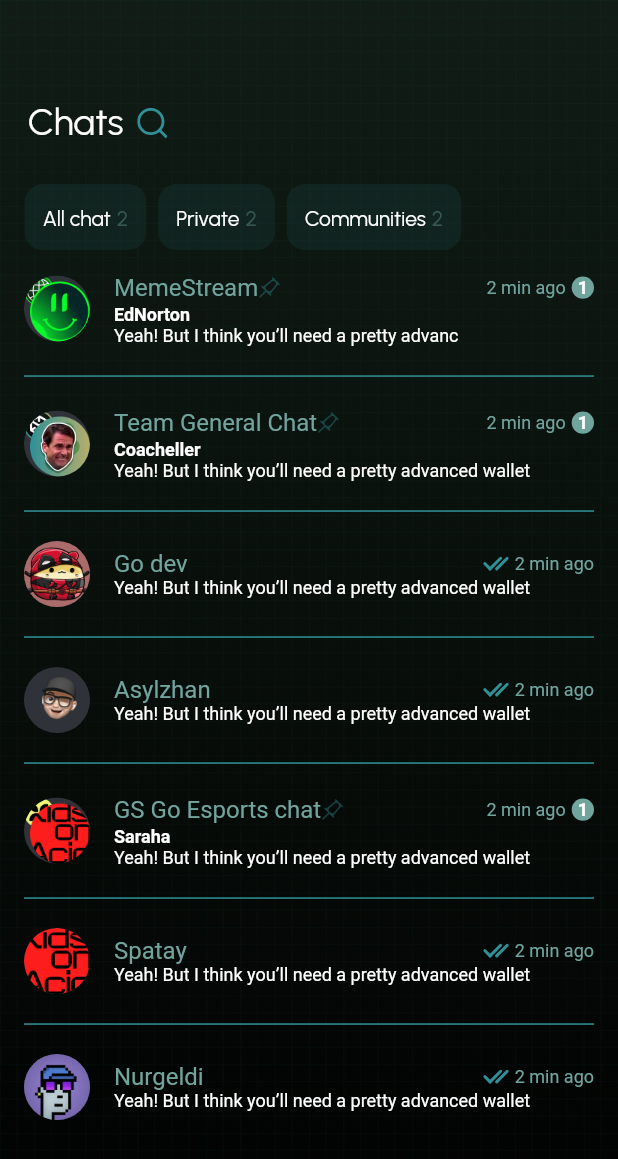
After one commit to Spatay2000/neonyx, a Flutter app: the ChatScreen screen opened directly, on a phone screen of 412 x 824 dp. The commit adds this screen. Shown: the top 1159 px of the screen. Run offline on Flutter 3.47's test engine with Material 2 defaults, Android fonts, the phone set to English and light mode, and no system bars; drawn by our look-alikes of flutter_slidable; our stand-ins replace bloc, carousel_slider, dots_indicator, equatable, flutter_bloc, flutter_native_splash and 8 more; missing offline and left inert: bip39, mobile_scanner; accounts and stored records are empty; project files that could hold a hidden picture were left out.

Commit message:
feat: chat list ui

```diff
--- /dev/null
+++ b/lib/domain/entity/chat_entity.dart
@@ -0,0 +1,22 @@
+// temp entity
+class ChatEntity {
+  final int? id;
+  final bool? isGroupChat;
+  final String? avatar;
+  final String? groupName;
+  final String? userName;
+  final String? lastMessage;
+  final String? lastMessageTime;
+  final bool? isPinned;
+
+  const ChatEntity({
+    this.id,
+    this.isGroupChat,
+    this.avatar,
+    this.groupName,
+    this.userName,
+    this.lastMessage,
+    this.lastMessageTime,
+    this.isPinned,
+  });
+}
--- /dev/null
+++ b/lib/domain/entity/group_chat_entity.dart
@@ -0,0 +1,13 @@
+import 'package:neonyx/domain/entity/user_entity.dart';
+
+class GroupChatEntity {
+  final int? id;
+  final String? name;
+  final List<UserEntity>? users;
+
+  const GroupChatEntity({
+    this.id,
+    this.name,
+    this.users,
+  });
+}
--- /dev/null
+++ b/lib/features/chat/chat_screen.dart
@@ -0,0 +1,126 @@
+import 'package:flutter/material.dart';
+import 'package:flutter_screenutil/flutter_screenutil.dart';
+import 'package:flutter_svg/flutter_svg.dart';
+import 'package:google_fonts/google_fonts.dart';
+import 'package:neonyx/features/chat/widgets/chat_list_widget.dart';
+import 'package:neonyx/features/common/neo_colors.dart';
+import 'package:neonyx/features/common/neo_scaffold.dart';
+
+class ChatScreen extends StatefulWidget {
+  const ChatScreen({super.key});
+
+  @override
+  State<ChatScreen> createState() => _ChatScreenState();
+}
+
+class _ChatScreenState extends State<ChatScreen> {
+  TabController? _tabController;
+  List<String> chatFolders = [
+    'All chat',
+    'Private',
+    'Communities',
+  ];
+  @override
+  Widget build(BuildContext context) {
+    return DefaultTabController(
+      length: chatFolders.length,
+      child: NeoScaffold(
+        body: Column(
+          children: [
+            Padding(
+              padding: const EdgeInsets.only(
+                      left: 18.0, right: 18, top: 65, bottom: 25)
+                  .r,
+              child: Row(
+                children: [
+                  Text(
+                    'Chats',
+                    style: GoogleFonts.urbanist(
+                      color: Colors.white,
+                      fontSize: 24.sp,
+                      fontWeight: FontWeight.w400,
+                    ),
+                  ),
+                  SizedBox(
+                    width: 8.w,
+                  ),
+                  SvgPicture.asset('assets/svg/search.svg')
+                ],
+              ),
+            ),
+            Padding(
+              padding: const EdgeInsets.only(left: 16.0, right: 16).r,
+              child: Align(
+                alignment: Alignment.centerLeft,
+                child: TabBar(
+                    isScrollable: true,
+                    onTap: (int index) {},
+                    controller: _tabController,
+                    indicatorColor: Colors.transparent,
+                    indicator: const UnderlineTabIndicator(
+                        borderSide: BorderSide.none),
+                    labelPadding: EdgeInsets.zero,
+                    tabs: [
+                      for (int i = 0; i < chatFolders.length; i++)
+                        Padding(
+                          padding: const EdgeInsets.only(right: 8.0),
+                          child: Container(
+                            padding: const EdgeInsets.all(12),
+                            decoration: ShapeDecoration(
+                              color: const Color(0x192F9096),
+                              shape: RoundedRectangleBorder(
+                                borderRadius: BorderRadius.circular(12),
+                              ),
+                            ),
+                            child: Row(
+                              mainAxisSize: MainAxisSize.min,
+                              mainAxisAlignment: MainAxisAlignment.start,
+                              crossAxisAlignment: CrossAxisAlignment.start,
+                              children: [
+                                Text(
+                                  chatFolders[i],
+                                  style: GoogleFonts.urbanist(
+                                    color: Colors.white,
+                                    fontSize: 14,
+                                    fontWeight: FontWeight.w400,
+                                    height: 1.40,
+                                  ),
+                                ),
+                                const SizedBox(width: 4),
+                                Opacity(
+                                  opacity: 0.40,
+                                  child: Text(
+                                    '2',
+                                    style: GoogleFonts.urbanist(
+                                      color: NeoColors.primaryColor,
+                                      fontSize: 14,
+                                      fontWeight: FontWeight.w400,
+                                      height: 1.40,
+                                    ),
+                                  ),
+                                ),
+                              ],
+                            ),
+                          ),
+                        )
+                    ]),
+              ),
+            ),
+            Expanded(
+              child: TabBarView(
+                physics: const NeverScrollableScrollPhysics(),
+                controller: _tabController,
+                children: List.generate(
+                  chatFolders.length,
+                  (index) => ChatListWidget(
+                    title: chatFolders[index],
+                  ),
+                ),
+              ),
+            ),
+          ],
+        ),
+      ),
+    );
+  }
+}
--- /dev/null
+++ b/lib/features/chat/widgets/chat_list_widget.dart
@@ -0,0 +1,328 @@
+import 'package:flutter/material.dart';
+import 'package:flutter_slidable/flutter_slidable.dart';
+import 'package:flutter_svg/flutter_svg.dart';
+import 'package:neonyx/domain/entity/chat_entity.dart';
+import 'package:neonyx/features/common/neo_colors.dart';
+
+class ChatListWidget extends StatefulWidget {
+  final String title;
+  const ChatListWidget({super.key, required this.title});
+
+  @override
+  State<ChatListWidget> createState() => _ChatListWidgetState();
+}
+
+class _ChatListWidgetState extends State<ChatListWidget> {
+  List<ChatEntity> chats = [
+    const ChatEntity(
+        id: 1,
+        isGroupChat: true,
+        avatar: "assets/png/group_avatar_1_4x.png",
+        groupName: "MemeStream",
+        userName: "EdNorton",
+        lastMessage: "Yeah! But I think you’ll need a pretty advanc",
+        lastMessageTime: "2 min ago",
+        isPinned: true),
+    const ChatEntity(
+        id: 2,
+        isGroupChat: true,
+        avatar: "assets/png/group_avatar_2_4x.png",
+        groupName: "Team General Chat",
+        userName: "Coacheller",
+        lastMessage: "Yeah! But I think you’ll need a pretty advanced wallet",
+        lastMessageTime: "2 min ago",
+        isPinned: true),
+    const ChatEntity(
+        id: 3,
+        isGroupChat: false,
+        avatar: "assets/png/avatar_1_4x_icon.png",
+        groupName: "",
+        userName: "Go dev",
+        lastMessage: "Yeah! But I think you’ll need a pretty advanced wallet",
+        lastMessageTime: "2 min ago",
+        isPinned: false),
+    const ChatEntity(
+        id: 4,
+        isGroupChat: false,
+        avatar: "assets/png/avatar_2_4x_icon.png",
+        groupName: "",
+        userName: "Asylzhan",
+        lastMessage: "Yeah! But I think you’ll need a pretty advanced wallet",
+        lastMessageTime: "2 min ago",
+        isPinned: false),
+    const ChatEntity(
+        id: 5,
+        isGroupChat: true,
+        avatar: "assets/png/group_avatar_3_4x.png",
+        groupName: "GS Go Esports chat",
+        userName: "Saraha",
+        lastMessage: "Yeah! But I think you’ll need a pretty advanced wallet",
+        lastMessageTime: "2 min ago",
+        isPinned: true),
+    const ChatEntity(
+        id: 6,
+        isGroupChat: false,
+        avatar: "assets/png/avatar_3_4x_icon.png",
+        groupName: "",
+        userName: "Spatay",
+        lastMessage: "Yeah! But I think you’ll need a pretty advanced wallet",
+        lastMessageTime: "2 min ago",
+        isPinned: false),
+    const ChatEntity(
+        id: 7,
+        isGroupChat: false,
+        avatar: "assets/png/avatar_4_4x_icon.png",
+        groupName: "",
+        userName: "Nurgeldi",
+        lastMessage: "Yeah! But I think you’ll need a pretty advanced wallet",
+        lastMessageTime: "2 min ago",
+        isPinned: false),
+  ];
+  @override
+  Widget build(BuildContext context) {
+    return SingleChildScrollView(
+      child: Container(
+        width: MediaQuery.of(context).size.width,
+        padding: const EdgeInsets.symmetric(horizontal: 16),
+        child: ListView.separated(
+          itemCount: chats.length,
+          shrinkWrap: true,
+          physics: const BouncingScrollPhysics(),
+          itemBuilder: (context, index) {
+            return _buildChats(
+              chats[index].isGroupChat!,
+              chats[index].avatar!,
+              chats[index].groupName!,
+              chats[index].userName!,
+              chats[index].lastMessage!,
+              chats[index].lastMessageTime!,
+              chats[index].isPinned!,
+            );
+          },
+          separatorBuilder: ((context, index) {
+            return const Divider(
+              color: NeoColors.soonColor,
+              thickness: 1.0,
+            );
+          }),
+        ),
+      ),
+    );
+  }
+
+  _buildChats(
+      bool isGroupChat,
+      String avatar,
+      String groupName,
+      String userName,
+      String lastMessage,
+      String lastMessageTime,
+      bool isPinned) {
+    return Slidable(
+      startActionPane: ActionPane(
+        motion: const ScrollMotion(),
+        children: [
+          // CustomSlidableAction(
+          //   onPressed: (context) {},
+          //   foregroundColor: NeoColors.primaryColor,
+          //   backgroundColor: NeoColors.primaryColor.withOpacity(0),
+          //   padding: const EdgeInsets.symmetric(horizontal: 6),
+          //   child: Container(
+          //     padding: const EdgeInsets.all(1),
+          //     alignment: Alignment.center,
+          //     width: double.infinity,
+          //     decoration: BoxDecoration(
+          //       // color: const Color(0xFF0f2221),
+          //       borderRadius: BorderRadius.circular(6),
+          //       gradient: const LinearGradient(
+          //         colors: [
+          //           Color.fromRGBO(47, 145, 151, 0.20),
+          //           Color.fromRGBO(47, 145, 151, 0.10),
+          //         ],
+          //       ),
+          //     ),
+          //     child: Column(
+          //       mainAxisAlignment: MainAxisAlignment.center,
+          //       children: [
+          //         SvgPicture.asset(
+          //           "assets/svg/unread_icon.svg",
+          //           height: 26,
+          //           width: 26,
+          //         ),
+          //         const SizedBox(height: 2),
+          //         const Text(
+          //           "Unread",
+          //           style: TextStyle(
+          //             fontSize: 12,
+          //             fontWeight: FontWeight.w400,
+          //           ),
+          //         ),
+          //       ],
+          //     ),
+          //   ),
+          // ),
+          _buildSlidableWidget("assets/svg/unread_icon.svg", "Unread", false),
+          _buildSlidableWidget("assets/svg/pin_icon.svg", "Pin", false),
+        ],
+      ),
+      endActionPane: ActionPane(
+        motion: const ScrollMotion(),
+        children: [
+          _buildSlidableWidget("assets/svg/mute_icon.svg", "Mute", false),
+          _buildSlidableWidget("assets/svg/delete_icon.svg", "Delete", true),
+        ],
+      ),
+      child: Padding(
+        padding: const EdgeInsets.symmetric(vertical: 12),
+        child: Row(
+          children: [
+            ClipOval(
+              child: Container(
+                color: NeoColors.grayColor,
+                child: Image.asset(
+                  avatar,
+                  width: 44,
+                  height: 44,
+                  fit: BoxFit.cover,
+                ),
+              ),
+            ),
+            const SizedBox(width: 16),
+            Expanded(
+              child: Column(
+                crossAxisAlignment: CrossAxisAlignment.start,
+                children: [
+                  Row(
+                    children: [
+                      Text(
+                        isGroupChat ? groupName : userName,
+                        style: const TextStyle(
+                          fontSize: 16,
+                          fontWeight: FontWeight.w400,
+                          color: NeoColors.primaryColor,
+                        ),
+                      ),
+                      isPinned
+                          ? SvgPicture.asset(
+                              "assets/svg/pinned_icon.svg",
+                              height: 15,
+                              width: 15,
+                            )
+                          : const SizedBox(),
+                      const SizedBox(width: 4),
+                      const Spacer(),
+                      !isGroupChat
+                          ? Row(
+                              children: [
+                                SvgPicture.asset(
+                                    "assets/svg/read_msg_icon.svg"),
+                                const SizedBox(width: 4),
+                              ],
+                            )
+                          : const SizedBox(),
+                      Text(
+                        lastMessageTime,
+                        style: const TextStyle(
+                          fontSize: 12,
+                          fontWeight: FontWeight.w400,
+                          color: NeoColors.primaryColor,
+                        ),
+                      ),
+                      isGroupChat
+                          ? Container(
+                              padding: const EdgeInsets.all(4),
+                              margin: const EdgeInsets.only(left: 4),
+                              decoration: const BoxDecoration(
+                                color: NeoColors.primaryColor,
+                                shape: BoxShape.circle,
+                              ),
+                              child: const Text(
+                                "1",
+                                style: TextStyle(
+                                  fontSize: 12,
+                                  fontWeight: FontWeight.w700,
+                                  color: NeoColors.white,
+                                ),
+                              ),
+                            )
+                          : const SizedBox(),
+                    ],
+                  ),
+                  isGroupChat
+                      ? Text(
+                          userName,
+                          style: const TextStyle(
+                            fontSize: 12,
+                            fontWeight: FontWeight.w700,
+                            color: NeoColors.white,
+                          ),
+                        )
+                      : const SizedBox(),
+                  Text(
+                    lastMessage,
+                    style: const TextStyle(
+                      fontSize: 12,
+                      fontWeight: FontWeight.w400,
+                      color: NeoColors.white,
+                    ),
+                  ),
+                ],
+              ),
+            ),
+          ],
+        ),
+      ),
+    );
+  }
+
+  CustomSlidableAction _buildSlidableWidget(
+      String icon, String text, bool isDeleteButton) {
+    return CustomSlidableAction(
+      onPressed: (context) {},
+      foregroundColor:
+          isDeleteButton ? NeoColors.darkRed : NeoColors.primaryColor,
+      backgroundColor: NeoColors.primaryColor.withOpacity(0),
+      padding: const EdgeInsets.symmetric(horizontal: 6),
+      child: Container(
+        padding: const EdgeInsets.all(1),
+        alignment: Alignment.center,
+        width: double.infinity,
+        decoration: BoxDecoration(
+          // color: const Color(0xFF0f2221),
+          borderRadius: BorderRadius.circular(6),
+          gradient: isDeleteButton
+              ? const LinearGradient(
+                  colors: [
+                    Color.fromRGBO(193, 21, 52, 0.20),
+                    Color.fromRGBO(193, 21, 52, 0.10),
+                  ],
+                )
+              : const LinearGradient(
+                  colors: [
+                    Color.fromRGBO(47, 145, 151, 0.20),
+                    Color.fromRGBO(47, 145, 151, 0.10),
+                  ],
+                ),
+        ),
+        child: Column(
+          mainAxisAlignment: MainAxisAlignment.center,
+          children: [
+            SvgPicture.asset(
+              icon,
+              height: 26,
+              width: 26,
+            ),
+            const SizedBox(height: 2),
+            Text(
+              text,
+              style: const TextStyle(
+                fontSize: 12,
+                fontWeight: FontWeight.w400,
+              ),
+            ),
+          ],
+        ),
+      ),
+    );
+  }
+}
--- a/lib/features/common/neo_colors.dart
+++ b/lib/features/common/neo_colors.dart
@@ -12,5 +12,6 @@ class NeoColors {
 
   static const white = Colors.white;
   static const black = Colors.black;
+  static const darkRed = Color(0XFFC11534);
   static const navBarInActiveColor = Color(0xFF2F9197);
 }
--- a/pubspec.yaml
+++ b/pubspec.yaml
@@ -77,6 +77,8 @@ dependencies:
   carousel_slider: ^4.2.1
   #dots widget
   dots_indicator: ^3.0.0
+  #swipe chat
+  flutter_slidable: ^3.0.0
 
 
 
```
Also changed, not shown: lib/features/user_space/bloc/user_space_bloc.dart (+0 -13 lines), assets/png/group_avatar_1_4x.png (added), assets/png/group_avatar_2_4x.png (added), assets/png/group_avatar_3_4x.png (added), assets/svg/delete_icon.svg (added), assets/svg/mute_icon.svg (added), assets/svg/pin_icon.svg (added), assets/svg/pinned_icon.svg (added), assets/svg/read_msg_icon.svg (added), assets/svg/unread_icon.svg (added), pubspec.lock.
